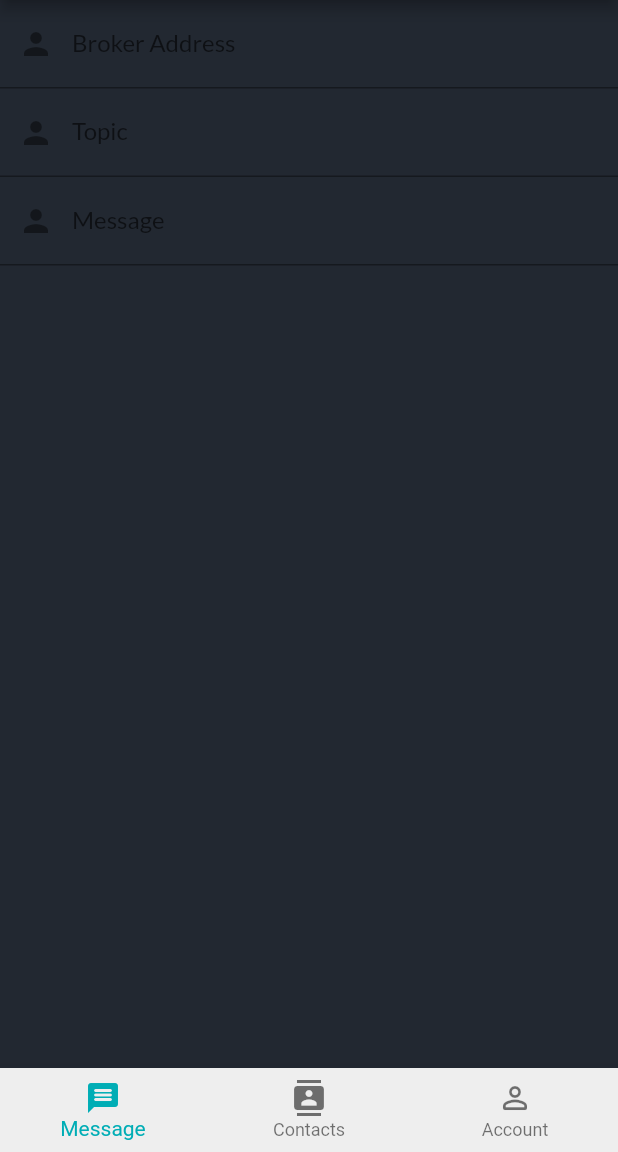
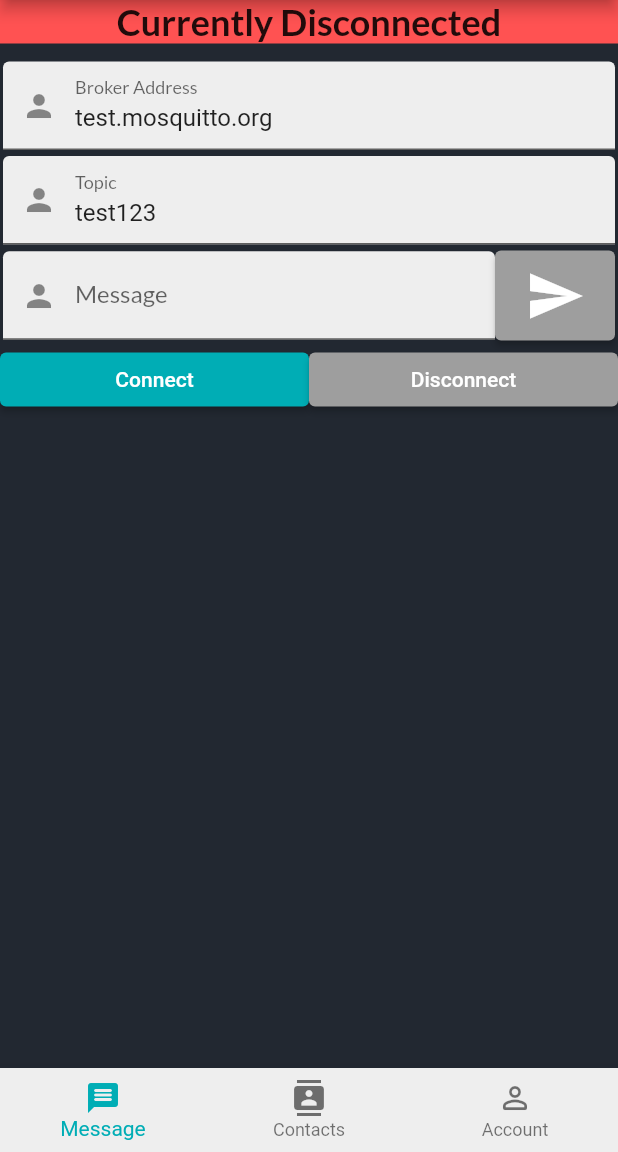
Before and after one commit to grantrona/mqttalk, a Flutter app: the screen it shows once a user with an empty profile is signed in, on a phone screen of 412 x 824 dp, the part 84-1236 px from its top. Run offline on Flutter 3.47's test engine with Material 2 defaults, Android fonts, the phone set to English and light mode, and no system bars; our stand-ins replace firebase_auth, firebase_core, google_fonts; missing offline and left inert: mqtt_client; accounts and stored records are empty; network calls fail.

Commit message:
basic UI for messenger

```diff
--- a/lib/view/home.dart
+++ b/lib/view/home.dart
@@ -4,9 +4,6 @@ import 'package:find_my_device/view/login.dart';
 import 'package:find_my_device/view/messages.dart';
 import 'package:firebase_auth/firebase_auth.dart';
 import 'package:flutter/cupertino.dart';
-
-import '../controller/mqtt_controller.dart';
-import '../models/Mqtt_state.dart';
 
 class HomeScreen extends StatefulWidget {
   const HomeScreen({super.key});
@@ -18,8 +15,6 @@ class HomeScreen extends StatefulWidget {
 class _HomeScreenState extends State<HomeScreen> {
   @override
   Widget build(BuildContext context) {
-    late AppState appState;
-
     return StreamBuilder<User?>(
       stream: Auth().userStream,
       builder: (context, snapshot) {
--- a/lib/view/messages.dart
+++ b/lib/view/messages.dart
@@ -1,9 +1,11 @@
 import 'package:find_my_device/View/profile.dart';
+import 'package:find_my_device/controller/auth.dart';
 import 'package:find_my_device/controller/mqtt_controller.dart';
 import 'package:find_my_device/models/Mqtt_state.dart';
 import 'package:find_my_device/view/contacts.dart';
 import 'package:flutter/material.dart';
 import 'package:provider/provider.dart';
+import 'package:uuid/uuid.dart';
 import '../globals.dart' as globals;
 
 // class Messages extends StatefulWidget {
@@ -181,11 +183,16 @@ class Messages extends StatefulWidget {
 }
 
 class _MessagesState extends State<Messages> {
-  final _hostController = TextEditingController();
+  final uuidGen = const Uuid();
+
+  final _hostController =
+      TextEditingController(text: "test.mosquitto.org");
   final _messageController = TextEditingController();
-  final _topicController = TextEditingController();
+  final _topicController = TextEditingController(text: "test123");
   late AppState currentAppState;
   late MqttController controller;
+
+  bool _visible = true;
 
   int currentPageIndex = 0;
   void _onItemTapped(int index) {
@@ -211,7 +218,10 @@ class _MessagesState extends State<Messages> {
         mainAxisAlignment: MainAxisAlignment.start,
         crossAxisAlignment: CrossAxisAlignment.center,
         children: [
-          TextFormField(
+          _buildConnectionState(),
+          Container(
+            margin: const EdgeInsets.all(2.0),
+            child: TextFormField(
               textInputAction: TextInputAction.next,
               controller: _hostController,
               decoration: InputDecoration(
@@ -219,9 +229,13 @@ class _MessagesState extends State<Messages> {
                   labelText: 'Broker Address',
                   labelStyle: globals.defaultFontText,
                   prefixIcon: const Icon(Icons.person),
-                fillColor: globals.colorLight),
+                  fillColor: globals.colorLight,
+                  filled: true),
             ),
-          TextFormField(
+          ),
+          Container(
+            margin: const EdgeInsets.all(2.0),
+            child: TextFormField(
               textInputAction: TextInputAction.next,
               controller: _topicController,
               decoration: InputDecoration(
@@ -229,9 +243,17 @@ class _MessagesState extends State<Messages> {
                 labelText: 'Topic',
                 labelStyle: globals.defaultFontText,
                 prefixIcon: const Icon(Icons.person),
-                fillColor: globals.colorLight),
+                fillColor: globals.colorLight,
+                filled: true,
               ),
-          TextFormField(
+            ),
+          ),
+          Container(
+            margin: const EdgeInsets.all(2.0),
+            child: Row(
+              children: [
+                Expanded(
+                  child: TextFormField(
                     textInputAction: TextInputAction.next,
                     controller: _messageController,
                     decoration: InputDecoration(
@@ -239,7 +261,56 @@ class _MessagesState extends State<Messages> {
                         labelText: 'Message',
                         labelStyle: globals.defaultFontText,
                         prefixIcon: const Icon(Icons.person),
-                fillColor: globals.colorLight),
+                        fillColor: globals.colorLight,
+                        filled: true),
+                  ),
+                ),
+                _buildSendButton(),
+              ],
+            ),
+          ),
+          Row(
+            children: [
+              // Connect Button
+              Expanded(
+                  child: ElevatedButton(
+                style: ButtonStyle(
+                  padding: MaterialStateProperty.all<EdgeInsets>(
+                      const EdgeInsets.symmetric(vertical: 10, horizontal: 20)),
+                  backgroundColor:
+                      currentAppState.getState().name == "connected"
+                          ? MaterialStateProperty.all(Colors.grey)
+                          : MaterialStateProperty.all(globals.colorHighlight),
+                ),
+                child: const Text("Connect"),
+                onPressed: () {
+                  currentAppState.getState().name == "connected"
+                      ? null
+                      : _doConnect();
+                },
+              )),
+              // Disconnect Button
+              Expanded(
+                  child: ElevatedButton(
+                style: ButtonStyle(
+                  padding: MaterialStateProperty.all<EdgeInsets>(
+                      const EdgeInsets.symmetric(vertical: 10, horizontal: 20)),
+                  backgroundColor:
+                      currentAppState.getState().name == "connected"
+                          ? MaterialStateProperty.all(globals.colorHighlight)
+                          : MaterialStateProperty.all(Colors.grey),
+                ),
+                child: const Text("Disconnect"),
+                onPressed: () {
+                  currentAppState.getState().name == "connected"
+                      ? _doDisconnect()
+                      : null;
+                },
+              )),
+            ],
+          ),
+          SingleChildScrollView(
+            child: Text(currentAppState.getHistoryText()),
           ),
         ],
       ),
@@ -293,4 +364,97 @@ class _MessagesState extends State<Messages> {
       ),
     );
   }
+
+  // Display the current state of connection for the app
+  Widget _buildConnectionState() {
+    if (currentAppState.getState() == AppConnectionState.disconnected) {
+      return Container(
+        margin: const EdgeInsets.fromLTRB(0, 0, 0, 10),
+        width: MediaQuery.of(context).size.width,
+        color: Colors.redAccent,
+        child: Text(
+          "Currently Disconnected",
+          textAlign: TextAlign.center,
+          style: globals.defaultFontHeader,
+        ),
+      );
     }
+
+    if (currentAppState.getState() == AppConnectionState.connecting) {
+      return Container(
+        margin: const EdgeInsets.fromLTRB(0, 0, 0, 10),
+        width: MediaQuery.of(context).size.width,
+        color: Colors.yellowAccent,
+        child: Text(
+          "Connecting...",
+          textAlign: TextAlign.center,
+          style: globals.defaultFontHeader,
+        ),
+      );
+    }
+
+    // Hide the Connected widget after 3 seconds
+    Future.delayed(const Duration(seconds: 3), () {
+      setState(() {
+        _visible = false;
+      });
+    });
+
+    if (_visible) {
+      return Container(
+        margin: const EdgeInsets.fromLTRB(0, 0, 0, 10),
+        width: MediaQuery.of(context).size.width,
+        color: Colors.greenAccent,
+        child: Text(
+          "Connected!",
+          textAlign: TextAlign.center,
+          style: globals.defaultFontHeader,
+        ),
+      );
+    }
+    return Container();
+  }
+
+  Widget _buildSendButton() {
+    return ElevatedButton(
+      style: ButtonStyle(
+        padding: MaterialStateProperty.all<EdgeInsets>(
+            const EdgeInsets.symmetric(vertical: 10, horizontal: 20)),
+        backgroundColor: currentAppState.getState().name == "connected"
+            ? MaterialStateProperty.all(globals.colorHighlight)
+            : MaterialStateProperty.all(Colors.grey),
+      ),
+      onPressed: () {
+        currentAppState.getState().name == "connected"
+            ? _doPublishMessage()
+            : null;
+      },
+      child: const Icon(
+        Icons.send,
+        size: 40,
+      ),
+    );
+  }
+
+  void _doConnect() {
+    final uuid = uuidGen.v4();
+    controller = MqttController(
+      state: currentAppState,
+      id: uuid,
+      host: _hostController.text,
+      topic: _topicController.text,
+      );
+    controller.initialiseClient();
+    controller.connect();
+  }
+
+  void _doDisconnect() {
+    controller.disconnect();
+  }
+
+  void _doPublishMessage() {
+    final userName = Auth().user!.email;
+    controller.publish("${userName!}: ${_messageController.text}");
+    _messageController.clear();
+  }
+}
--- a/pubspec.yaml
+++ b/pubspec.yaml
@@ -41,6 +41,7 @@ dependencies:
   firebase_auth: ^3.11.0
   mqtt_client: ^9.7.2
   provider: ^6.0.3
+  uuid: ^3.0.6
 
 dev_dependencies:
   flutter_test:
```
Also changed, not shown: lib/controller/mqtt_controller.dart (+9 -8 lines), pubspec.lock. Lines whose indentation alone changed are shown as unchanged.
